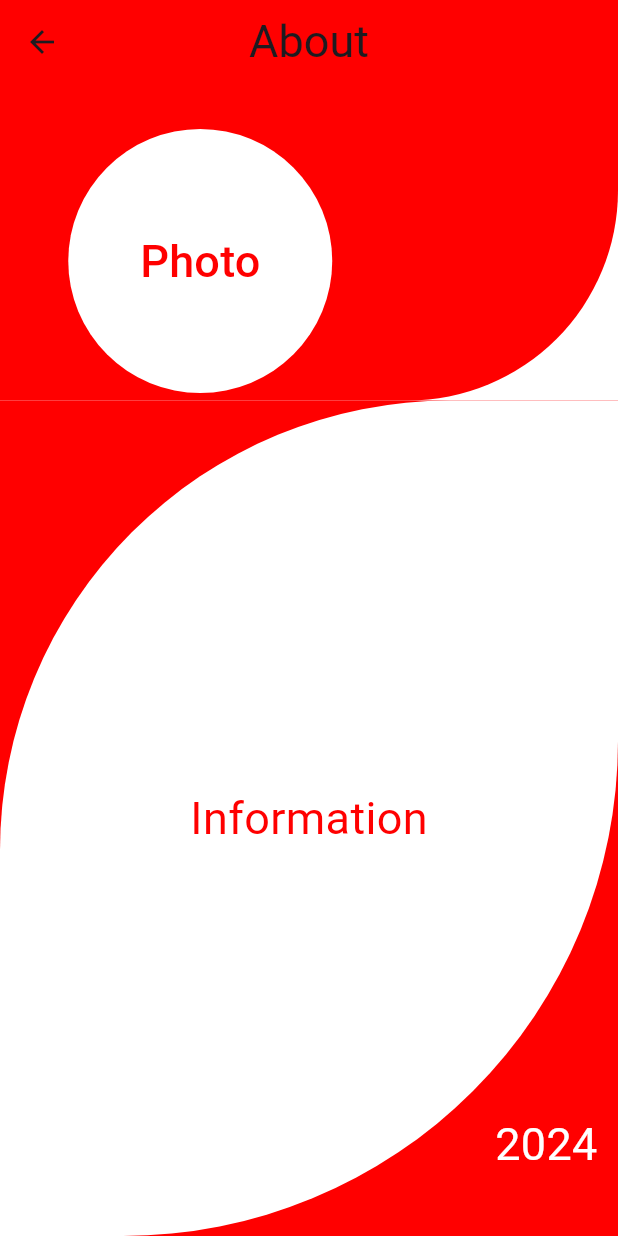
After one commit to WahidAhmadAtayee/linkestan_application, a Flutter app: the About screen opened directly, on a phone screen of 412 x 824 dp. The commit adds this screen. Run offline on Flutter 3.47's test engine with Material 3 defaults, Android fonts, the phone set to English and light mode, and no system bars.

Commit message:
Designed the about_screen

```diff
--- /dev/null
+++ b/lib/about_screen.dart
@@ -0,0 +1,105 @@
+import 'package:flutter/material.dart';
+
+class About extends StatelessWidget {
+  const About({super.key});
+
+  @override
+  Widget build(BuildContext context) {
+    return Scaffold(
+      appBar: AppBar(
+        elevation: 0.0,
+        centerTitle: true,
+        title: Text(
+          "About",
+          style: TextStyle(
+            fontSize: 30,
+          ),
+        ),
+        leading: IconButton(
+          onPressed: () {
+            Navigator.pop(context);
+          },
+          icon: Icon(Icons.arrow_back),
+        ),
+        backgroundColor: Color.fromRGBO(255, 0, 0, 1),
+      ),
+      body: Column(
+        children: [
+          Container(
+            color: Color.fromRGBO(255, 255, 255, 1),
+            child: Container(
+              decoration: BoxDecoration(
+                borderRadius: BorderRadius.only(
+                  bottomRight: Radius.circular(140),
+                ),
+                color: Color.fromRGBO(255, 0, 0, 1),
+              ),
+              width: double.infinity,
+              height: 211,
+              child: Padding(
+                padding: const EdgeInsets.only(
+                    top: 30.0, left: 5.0, bottom: 5.0, right: 150.0),
+                child: Container(
+                  height: 10,
+                  width: 10,
+                  child: CircleAvatar(
+                    backgroundColor: Color.fromRGBO(255, 255, 255, 1),
+                    // Add your picture
+                    child: Text(
+                      "Photo",
+                      style: TextStyle(
+                        fontSize: 30,
+                        color: Color.fromRGBO(255, 0, 0, 1),
+                      ),
+                    ),
+                  ),
+                ),
+              ),
+            ),
+          ),
+          Expanded(
+            child: Stack(
+              children: [
+                Container(
+                  color: Color.fromRGBO(255, 0, 0, 1),
+                  child: Container(
+                    decoration: BoxDecoration(
+                      borderRadius: BorderRadius.only(
+                        topLeft: Radius.circular(300),
+                        bottomRight: Radius.circular(330),
+                      ),
+                      color: Color.fromRGBO(255, 255, 255, 1),
+                    ),
+                    width: double.infinity,
+                    height: 700,
+                    child: Center(
+                      // Add your information here
+                      child: Text(
+                        "Information",
+                        style: TextStyle(
+                          fontSize: 30,
+                          color: Color.fromARGB(255, 255, 0, 0),
+                        ),
+                      ),
+                    ),
+                  ),
+                ),
+                Positioned(
+                  child: Text(
+                    "2024",
+                    style: TextStyle(
+                      fontSize: 30,
+                      color: const Color.fromRGBO(255, 255, 255, 1),
+                    ),
+                  ),
+                  bottom: 40,
+                  left: 330,
+                ),
+              ],
+            ),
+          ),
+        ],
+      ),
+    );
+  }
+}
--- a/lib/main.dart
+++ b/lib/main.dart
@@ -1,5 +1,6 @@
 import 'package:flutter/material.dart';
 import 'package:linkestan_application/splash_screen.dart';
+
 
 void main() {
   runApp(
```
